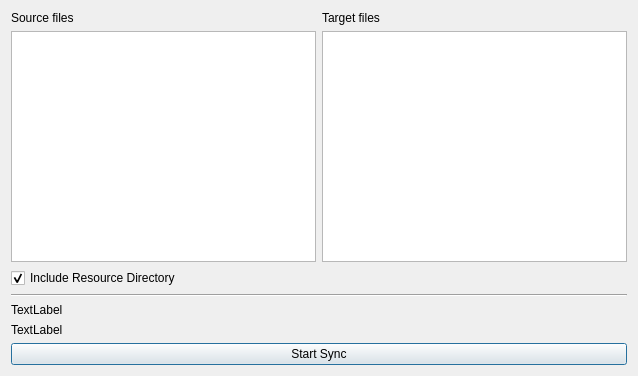
First picture: the form in syncocdialog.ui, repository ic005k/OCAuxiliaryTools, before the edit.
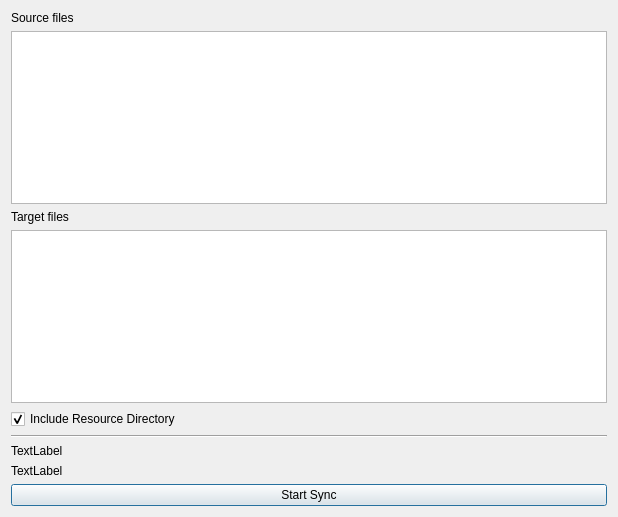
Second picture: the form after the edit.

```diff
--- a/syncocdialog.ui
+++ b/syncocdialog.ui
@@ -6,22 +6,32 @@
    <rect>
     <x>0</x>
     <y>0</y>
-    <width>638</width>
-    <height>376</height>
+    <width>618</width>
+    <height>517</height>
    </rect>
   </property>
   <property name="windowTitle">
    <string>Sync OC</string>
   </property>
   <layout class="QGridLayout" name="gridLayout">
-   <item row="3" column="0" colspan="2">
-    <widget class="Line" name="line">
-     <property name="orientation">
-      <enum>Qt::Horizontal</enum>
+   <item row="0" column="0">
+    <widget class="QLabel" name="lblSource">
+     <property name="text">
+      <string>Source files</string>
      </property>
     </widget>
    </item>
    <item row="2" column="0">
+    <widget class="QLabel" name="lblTarget">
+     <property name="text">
+      <string>Target files</string>
+     </property>
+    </widget>
+   </item>
+   <item row="3" column="0">
+    <widget class="QListWidget" name="listTarget"/>
+   </item>
+   <item row="4" column="0">
     <widget class="QCheckBox" name="chkIncludeResource">
      <property name="text">
       <string>Include Resource Directory</string>
@@ -31,38 +41,28 @@
      </property>
     </widget>
    </item>
-   <item row="5" column="0" colspan="2">
-    <widget class="QLabel" name="lblTargetLastModi">
-     <property name="text">
-      <string>TextLabel</string>
+   <item row="5" column="0">
+    <widget class="Line" name="line">
+     <property name="orientation">
+      <enum>Qt::Horizontal</enum>
      </property>
     </widget>
    </item>
-   <item row="0" column="1">
-    <widget class="QLabel" name="lblTarget">
-     <property name="text">
-      <string>Target files</string>
-     </property>
-    </widget>
-   </item>
-   <item row="4" column="0" colspan="2">
+   <item row="6" column="0">
     <widget class="QLabel" name="lblSourceLastModi">
      <property name="text">
       <string>TextLabel</string>
      </property>
     </widget>
    </item>
-   <item row="0" column="0">
-    <widget class="QLabel" name="lblSource">
+   <item row="7" column="0">
+    <widget class="QLabel" name="lblTargetLastModi">
      <property name="text">
-      <string>Source files</string>
+      <string>TextLabel</string>
      </property>
     </widget>
    </item>
-   <item row="1" column="1">
-    <widget class="QListWidget" name="listTarget"/>
-   </item>
-   <item row="6" column="0" colspan="2">
+   <item row="8" column="0">
     <widget class="QPushButton" name="btnStartSync">
      <property name="text">
       <string>Start Sync</string>
```
Left out of the diff: 6 changed lines with no effect on the pictures.
